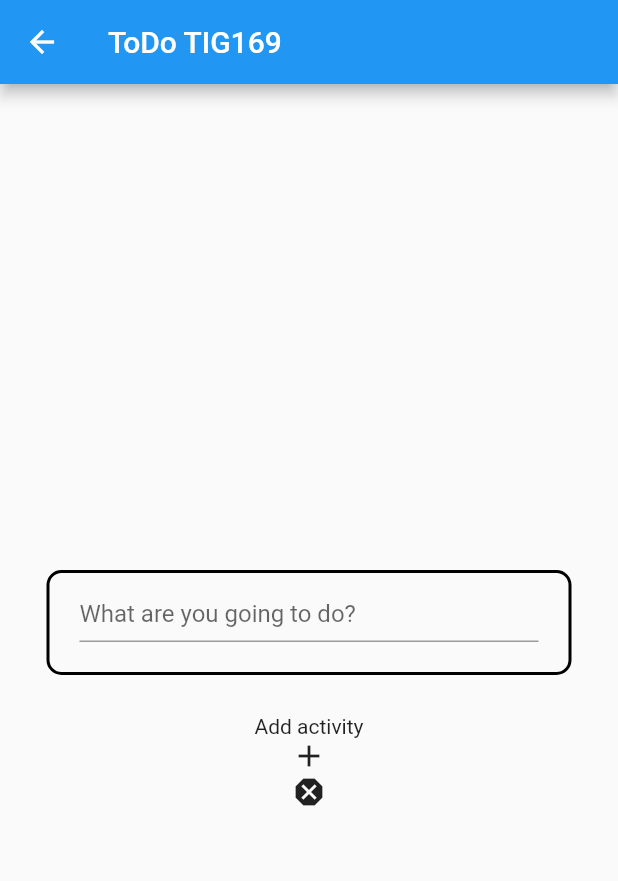
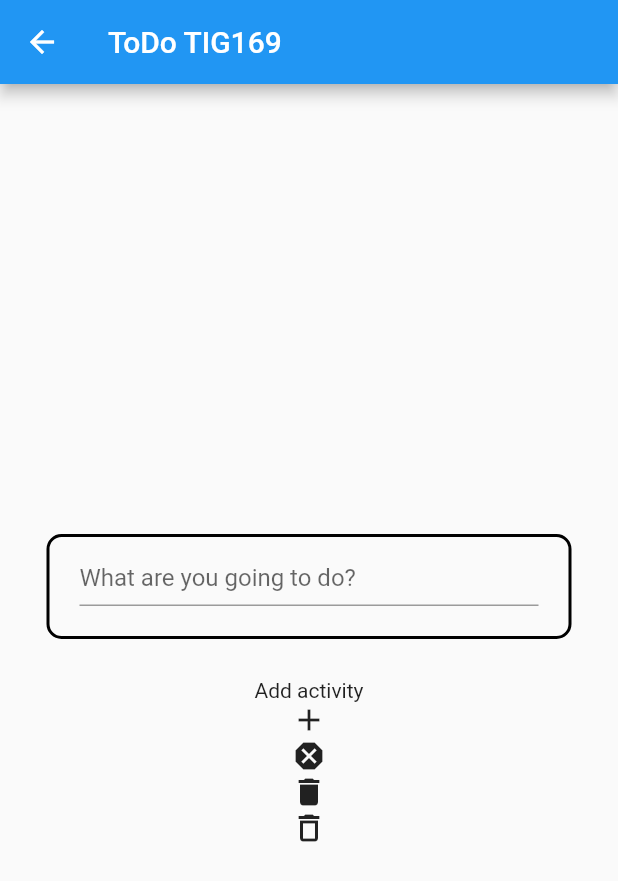
Before and after one commit to gu-tig169-ht21/gusoscer, a Flutter app: the ThirdView screen opened directly, on a phone screen of 412 x 824 dp. Shown: the top 881 px of the screen. Run offline on Flutter 3.47's test engine with Material 2 defaults, Android fonts, the phone set to English and light mode, and no system bars.

```diff
--- a/lib/main.dart
+++ b/lib/main.dart
@@ -163,7 +163,8 @@ Widget item(String toDo, bool done) {
                 ),
                 Icon(Icons.add),
                 Icon(Icons.dangerous),
-
+                Icon(Icons.delete),
+                Icon(Icons.delete_outline),
             ],
             ),
           ),
```
